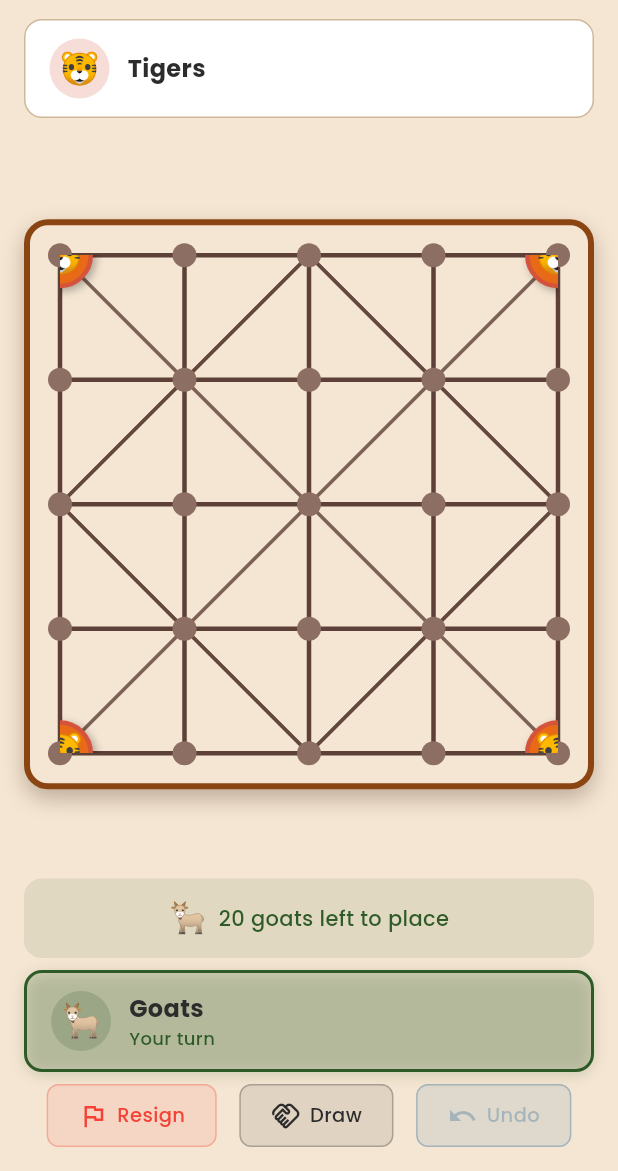
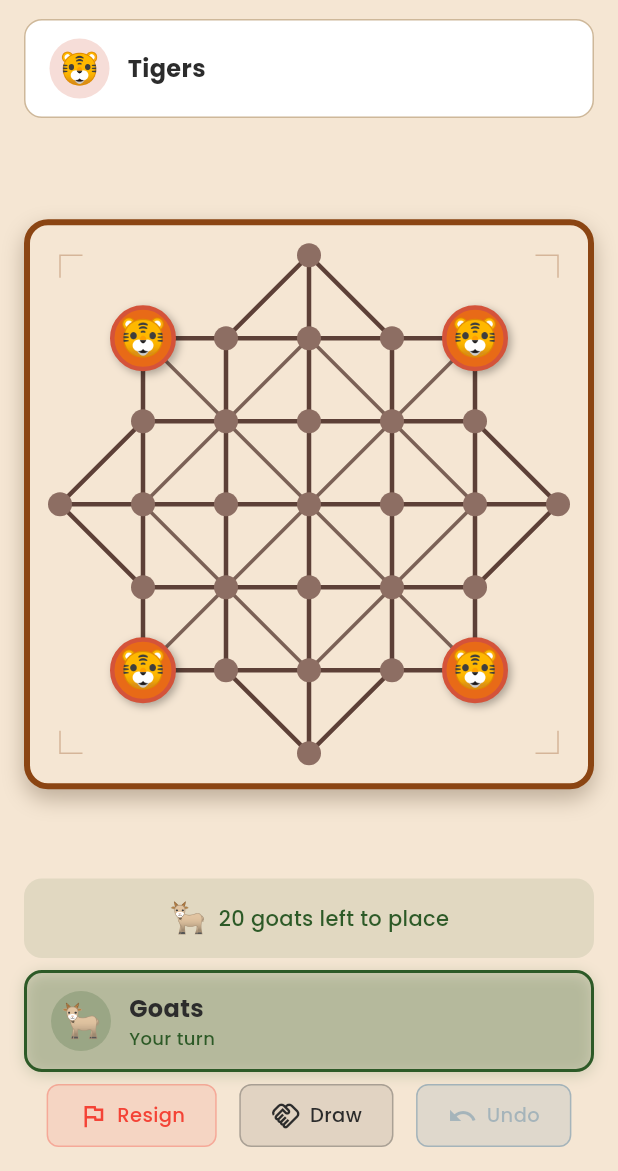
Before and after one commit to akpradhan1202/tigerhunt, a Flutter app: the GameScreen screen opened by its route, after a tap on the "lightbulb" icon, on a phone screen of 412 x 824 dp, the part 65-1236 px from its top. Run offline on Flutter 3.47's test engine with Material 3 defaults, Android fonts, the phone set to English and light mode, and no system bars; our stand-ins replace audioplayers, equatable, flutter_riverpod, go_router, google_fonts, shared_preferences; accounts and stored records are empty.

Commit message:
Add authentic Traditional Bagh-Chal board with triangle extensions
- Updated Traditional board to match authentic Bagh-Chal design
- Added 4 triangle extensions (top, bottom, left, right) with apex positions
- Updated board_connections.dart to include triangle apex positions (-1,2), (5,2), (2,-1), (2,5)
- Adjusted coordinate system to fit triangles: 6-unit grid (-1 to 5) instead of 5-unit
- Fixed position-to-offset mapping for Traditional board pieces and touch targets
- All 29 positions now playable (25 main grid + 4 triangle apexes)

```diff
--- a/lib/features/game/models/board_connections.dart
+++ b/lib/features/game/models/board_connections.dart
@@ -144,11 +144,12 @@ class BoardConnections {
     return conn;
   }
 
-  /// Traditional Bagh-Chal board
-  /// Cross pattern with center diagonals
+  /// Traditional Bagh-Chal board with triangle extensions
+  /// Main 5x5 grid plus 4 triangular extensions on each side
   Map<Position, List<Position>> _buildTraditionalConnections() {
     final Map<Position, List<Position>> conn = {};
 
+    // Main 5x5 grid positions
     for (int row = 0; row < 5; row++) {
       for (int col = 0; col < 5; col++) {
         final pos = Position(row, col);
@@ -172,6 +173,58 @@ class BoardConnections {
         conn[pos] = neighbors;
       }
     }
+
+    // ========== TRIANGLE EXTENSION POSITIONS ==========
+    // Using negative/extended coordinates for triangle positions
+    // Top triangle: row -1 positions
+    // Bottom triangle: row 5 positions
+    // Left triangle: col -1 positions
+    // Right triangle: col 5 positions
+
+    // TOP TRIANGLE (3 new positions)
+    // Apex at (-1, 2)
+    conn[const Position(-1, 2)] = [
+      const Position(0, 1),  // connects to grid
+      const Position(0, 2),  // connects to grid center
+      const Position(0, 3),  // connects to grid
+    ];
+    // Update grid positions to connect to triangle
+    conn[const Position(0, 1)]!.add(const Position(-1, 2));
+    conn[const Position(0, 2)]!.add(const Position(-1, 2));
+    conn[const Position(0, 3)]!.add(const Position(-1, 2));
+
+    // BOTTOM TRIANGLE (3 new positions)
+    // Apex at (5, 2)
+    conn[const Position(5, 2)] = [
+      const Position(4, 1),
+      const Position(4, 2),
+      const Position(4, 3),
+    ];
+    conn[const Position(4, 1)]!.add(const Position(5, 2));
+    conn[const Position(4, 2)]!.add(const Position(5, 2));
+    conn[const Position(4, 3)]!.add(const Position(5, 2));
+
+    // LEFT TRIANGLE (3 new positions)
+    // Apex at (2, -1)
+    conn[const Position(2, -1)] = [
+      const Position(1, 0),
+      const Position(2, 0),
+      const Position(3, 0),
+    ];
+    conn[const Position(1, 0)]!.add(const Position(2, -1));
+    conn[const Position(2, 0)]!.add(const Position(2, -1));
+    conn[const Position(3, 0)]!.add(const Position(2, -1));
+
+    // RIGHT TRIANGLE (3 new positions)
+    // Apex at (2, 5)
+    conn[const Position(2, 5)] = [
+      const Position(1, 4),
+      const Position(2, 4),
+      const Position(3, 4),
+    ];
+    conn[const Position(1, 4)]!.add(const Position(2, 5));
+    conn[const Position(2, 4)]!.add(const Position(2, 5));
+    conn[const Position(3, 4)]!.add(const Position(2, 5));
 
     return conn;
   }
--- a/lib/features/game/widgets/game_board.dart
+++ b/lib/features/game/widgets/game_board.dart
@@ -43,6 +43,7 @@ class GameBoard extends StatelessWidget {
                   lastMove: lastMove,
                 ),
                 child: Stack(
+                  clipBehavior: Clip.none,
                   children: [
                     // Valid move indicators
                     if (showHints)
@@ -71,16 +72,33 @@ class GameBoard extends StatelessWidget {
     );
   }
 
+  /// Convert board position to screen coordinates
+  Offset _positionToOffset(Position pos, double boardSize) {
+    final cellSize = boardSize / (level.cols - 1);
+
+    if (level == BoardLevel.traditional) {
+      // For traditional board, the grid is offset by 1 cell to make room for triangles
+      // The grid spans from (0,0) to (4,4) in logical coordinates
+      // Triangle apexes are at (-1,2), (5,2), (2,-1), (2,5)
+      // Actual cell size for traditional is boardSize/6 (to fit -1 to 5 = 6 units)
+      final traditionalCellSize = boardSize / 6;
+      // Offset everything by 1 cell
+      return Offset(
+        (pos.col + 1) * traditionalCellSize,
+        (pos.row + 1) * traditionalCellSize,
+      );
+    }
+
+    return Offset(pos.col * cellSize, pos.row * cellSize);
+  }
+
   Widget _buildMoveIndicator(Move move, double boardSize) {
-    final cellSize = boardSize / (level.cols - 1);
-    final x = move.to.col * cellSize;
-    final y = move.to.row * cellSize;
-
+    final offset = _positionToOffset(move.to, boardSize);
     final isCapture = move.isCapture;
 
     return Positioned(
-      left: x - 15,
-      top: y - 15,
+      left: offset.dx - 15,
+      top: offset.dy - 15,
       child: Container(
         width: 30,
         height: 30,
@@ -105,9 +123,7 @@ class GameBoard extends StatelessWidget {
   }
 
   Widget _buildPiece(Piece piece, double boardSize) {
-    final cellSize = boardSize / (level.cols - 1);
-    final x = piece.position.col * cellSize;
-    final y = piece.position.row * cellSize;
+    final offset = _positionToOffset(piece.position, boardSize);
 
     final isSelected = selectedPosition == piece.position;
     final isTiger = piece.type == PieceType.tiger;
@@ -115,8 +131,8 @@ class GameBoard extends StatelessWidget {
     return AnimatedPositioned(
       duration: GameStyles.moveDuration,
       curve: Curves.easeOutCubic,
-      left: x - GameStyles.pieceSize / 2,
-      top: y - GameStyles.pieceSize / 2,
+      left: offset.dx - GameStyles.pieceSize / 2,
+      top: offset.dy - GameStyles.pieceSize / 2,
       child: GestureDetector(
         onTap: () => onPositionTap(piece.position),
         child: AnimatedContainer(
@@ -158,18 +174,16 @@ class GameBoard extends StatelessWidget {
   List<Widget> _buildTouchTargets(double boardSize) {
     final connections = BoardConnections(level);
     final positions = connections.allPositions;
-    final cellSize = boardSize / (level.cols - 1);
 
     return positions.map((pos) {
-      final x = pos.col * cellSize;
-      final y = pos.row * cellSize;
+      final offset = _positionToOffset(pos, boardSize);
       final hasPiece = gameState.getPieceAt(pos) != null;
 
       if (hasPiece) return const SizedBox.shrink();
 
       return Positioned(
-        left: x - 20,
-        top: y - 20,
+        left: offset.dx - 20,
+        top: offset.dy - 20,
         child: GestureDetector(
           onTap: () => onPositionTap(pos),
           child: Container(
@@ -416,88 +430,77 @@ class _BoardPainter extends CustomPainter {
   }
 
   void _drawTraditionalBoard(Canvas canvas, Size size, double cellSize) {
+    // For traditional board, we need 6 units total (-1 to 5)
+    // Recalculate cellSize to fit triangles
+    final traditionalCellSize = size.width / 6;
+
     final linePaint = Paint()
       ..color = AppTheme.boardLine
       ..strokeWidth = GameStyles.lineWidth
       ..strokeCap = StrokeCap.round;
 
-    // Draw main grid
+    // Helper to convert logical coords to screen coords
+    // Logical coords: main grid is 0-4, triangles extend to -1 and 5
+    // Screen coords: shifted so -1 maps to 0
+    Offset pos(double col, double row) => Offset(
+      (col + 1) * traditionalCellSize,
+      (row + 1) * traditionalCellSize,
+    );
+
+    // Draw main 5x5 grid
     for (int i = 0; i < 5; i++) {
       canvas.drawLine(
-        Offset(0, i * cellSize),
-        Offset(4 * cellSize, i * cellSize),
+        pos(0, i.toDouble()),
+        pos(4, i.toDouble()),
         linePaint,
       );
       canvas.drawLine(
-        Offset(i * cellSize, 0),
-        Offset(i * cellSize, 4 * cellSize),
+        pos(i.toDouble(), 0),
+        pos(i.toDouble(), 4),
         linePaint,
       );
     }
 
-    // Draw diagonals (traditional pattern)
+    // Draw diagonals on the main grid
     final diagonalPaint = Paint()
       ..color = AppTheme.boardLine.withOpacity(0.8)
       ..strokeWidth = GameStyles.lineWidth * 0.8
       ..strokeCap = StrokeCap.round;
 
-    // Main diagonals
-    canvas.drawLine(
-      Offset(0, 0),
-      Offset(4 * cellSize, 4 * cellSize),
-      diagonalPaint,
-    );
-    canvas.drawLine(
-      Offset(4 * cellSize, 0),
-      Offset(0, 4 * cellSize),
-      diagonalPaint,
-    );
+    // Main corner-to-corner diagonals
+    canvas.drawLine(pos(0, 0), pos(4, 4), diagonalPaint);
+    canvas.drawLine(pos(4, 0), pos(0, 4), diagonalPaint);
 
-    // Triangle diagonals
-    // Top triangle
-    canvas.drawLine(
-      Offset(0, 2 * cellSize),
-      Offset(2 * cellSize, 0),
-      diagonalPaint,
-    );
-    canvas.drawLine(
-      Offset(4 * cellSize, 2 * cellSize),
-      Offset(2 * cellSize, 0),
-      diagonalPaint,
-    );
-    // Bottom triangle
-    canvas.drawLine(
-      Offset(0, 2 * cellSize),
-      Offset(2 * cellSize, 4 * cellSize),
-      diagonalPaint,
-    );
-    canvas.drawLine(
-      Offset(4 * cellSize, 2 * cellSize),
-      Offset(2 * cellSize, 4 * cellSize),
-      diagonalPaint,
-    );
-    // Left triangle
-    canvas.drawLine(
-      Offset(2 * cellSize, 0),
-      Offset(0, 2 * cellSize),
-      diagonalPaint,
-    );
-    canvas.drawLine(
-      Offset(2 * cellSize, 4 * cellSize),
-      Offset(0, 2 * cellSize),
-      diagonalPaint,
-    );
-    // Right triangle
-    canvas.drawLine(
-      Offset(2 * cellSize, 0),
-      Offset(4 * cellSize, 2 * cellSize),
-      diagonalPaint,
-    );
-    canvas.drawLine(
-      Offset(2 * cellSize, 4 * cellSize),
-      Offset(4 * cellSize, 2 * cellSize),
-      diagonalPaint,
-    );
+    // Center diagonals (forming X pattern from center to edges)
+    canvas.drawLine(pos(0, 2), pos(2, 0), diagonalPaint);
+    canvas.drawLine(pos(4, 2), pos(2, 0), diagonalPaint);
+    canvas.drawLine(pos(0, 2), pos(2, 4), diagonalPaint);
+    canvas.drawLine(pos(4, 2), pos(2, 4), diagonalPaint);
+
+    // ========== TRIANGLE EXTENSIONS ==========
+    // TOP TRIANGLE - apex extends upward
+    final topApex = pos(2, -1);
+    canvas.drawLine(pos(1, 0), topApex, linePaint);
+    canvas.drawLine(pos(3, 0), topApex, linePaint);
+    canvas.drawLine(pos(2, 0), topApex, linePaint);
+
+    // BOTTOM TRIANGLE - apex extends downward
+    final bottomApex = pos(2, 5);
+    canvas.drawLine(pos(1, 4), bottomApex, linePaint);
+    canvas.drawLine(pos(3, 4), bottomApex, linePaint);
+    canvas.drawLine(pos(2, 4), bottomApex, linePaint);
+
+    // LEFT TRIANGLE - apex extends leftward
+    final leftApex = pos(-1, 2);
+    canvas.drawLine(pos(0, 1), leftApex, linePaint);
+    canvas.drawLine(pos(0, 3), leftApex, linePaint);
+    canvas.drawLine(pos(0, 2), leftApex, linePaint);
+
+    // RIGHT TRIANGLE - apex extends rightward
+    final rightApex = pos(5, 2);
+    canvas.drawLine(pos(4, 1), rightApex, linePaint);
+    canvas.drawLine(pos(4, 3), rightApex, linePaint);
+    canvas.drawLine(pos(4, 2), rightApex, linePaint);
   }
 
   void _drawIntersectionDots(Canvas canvas, Size size, double cellSize) {
@@ -506,12 +509,28 @@ class _BoardPainter extends CustomPainter {
       ..style = PaintingStyle.fill;
 
     final connections = BoardConnections(level);
+
+    if (level == BoardLevel.traditional) {
+      // For traditional board, use the same scaling as the board drawing
+      final traditionalCellSize = size.width / 6;
+      for (final pos in connections.allPositions) {
+        canvas.drawCircle(
+          Offset(
+            (pos.col + 1) * traditionalCellSize,
+            (pos.row + 1) * traditionalCellSize,
+          ),
+          GameStyles.dotRadius,
+          dotPaint,
+        );
+      }
+    } else {
       for (final pos in connections.allPositions) {
         canvas.drawCircle(
           Offset(pos.col * cellSize, pos.row * cellSize),
           GameStyles.dotRadius,
           dotPaint,
         );
+      }
     }
   }
 
@@ -522,10 +541,27 @@ class _BoardPainter extends CustomPainter {
       ..color = AppTheme.turmeric.withOpacity(0.4)
       ..style = PaintingStyle.fill;
 
+    // For traditional board, use adjusted cell size
+    final effectiveCellSize = level == BoardLevel.traditional
+        ? cellSize * 4 / 6  // Scale down since traditional uses 6 units
+        : cellSize;
+    final offset = level == BoardLevel.traditional ? effectiveCellSize * 1.5 : 0.0;
+
+    Offset posToOffset(Position pos) {
+      if (level == BoardLevel.traditional) {
+        final traditionalCellSize = cellSize * 4 / 6;
+        return Offset(
+          (pos.col + 1) * traditionalCellSize,
+          (pos.row + 1) * traditionalCellSize,
+        );
+      }
+      return Offset(pos.col * cellSize, pos.row * cellSize);
+    }
+
     // Highlight from position
     if (lastMove!.from != const Position(-1, -1)) {
       canvas.drawCircle(
-        Offset(lastMove!.from.col * cellSize, lastMove!.from.row * cellSize),
+        posToOffset(lastMove!.from),
         GameStyles.dotRadius * 2,
         highlightPaint,
       );
@@ -533,7 +569,7 @@ class _BoardPainter extends CustomPainter {
 
     // Highlight to position
     canvas.drawCircle(
-      Offset(lastMove!.to.col * cellSize, lastMove!.to.row * cellSize),
+      posToOffset(lastMove!.to),
       GameStyles.dotRadius * 2,
       highlightPaint,
     );
```
Lines whose indentation alone changed are shown as unchanged.
